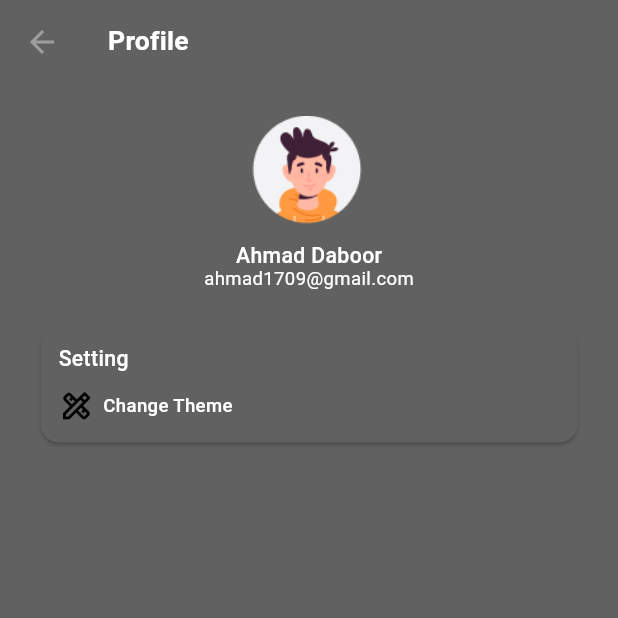
After one commit to abdulrhman225/Foodtik, a Flutter app: the SettingScreen screen opened directly, after a tap on "Change Theme", on a phone screen of 412 x 824 dp, the top half of it. The commit adds this screen. Run offline on Flutter 3.47's test engine with Material 3 defaults, Android fonts, the phone set to English and light mode, and no system bars; our stand-ins replace bloc, firebase_auth, firebase_core, flutter_bloc, flutter_credit_card, flutter_rating and 10 more; missing offline and left inert: flutter_facebook_auth; accounts and stored records are empty; generated files the repository leaves out were written again.

Commit message:
add the change button and save the theme on local database

```diff
--- /dev/null
+++ b/lib/controller/design_cubit/design_cubit.dart
@@ -0,0 +1,34 @@
+import 'package:bloc/bloc.dart';
+import 'package:meta/meta.dart';
+import 'package:shared_preferences/shared_preferences.dart';
+
+part 'design_state.dart';
+
+class DesignCubit extends Cubit<DesignState> {
+  DesignCubit() : super(DesignInitial());
+  bool isLightTheme = true;
+
+
+
+  changeTheme() async {
+    isLightTheme = ! isLightTheme;
+    SharedPreferences sharedPreferences = await SharedPreferences.getInstance();
+    if(isLightTheme) {
+      sharedPreferences.setString("theme", "light");
+    }else{
+      sharedPreferences.setString("theme", "dark");
+    }
+    emit(ChangeDesignState(isLightTheme: isLightTheme));
+  }
+
+  getSavedTheme({required String theme}){
+    if(theme == "light"){
+      isLightTheme = true;
+      emit(ChangeDesignState(isLightTheme: isLightTheme));
+    }
+    else{
+      isLightTheme = false;
+      emit(ChangeDesignState(isLightTheme: isLightTheme));
+    }
+  }
+}
--- /dev/null
+++ b/lib/controller/design_cubit/design_state.dart
@@ -0,0 +1,11 @@
+part of 'design_cubit.dart';
+
+@immutable
+sealed class DesignState {}
+
+final class DesignInitial extends DesignState {}
+final class ChangeDesignState extends DesignState {
+  final bool isLightTheme;
+
+  ChangeDesignState({required this.isLightTheme});
+}
--- a/lib/main.dart
+++ b/lib/main.dart
@@ -1,3 +1,4 @@
+import 'package:Foodtik/controller/design_cubit/design_cubit.dart';
 import 'package:Foodtik/controller/favorite_screen_cubit/favorite_screen_cubit.dart';
 import 'package:Foodtik/controller/home_screen_cubit/home_screen_cubit.dart';
 import 'package:Foodtik/controller/login_cubit/login_cubit.dart';
@@ -45,6 +46,9 @@ class MyApp extends StatelessWidget {
           BlocProvider(
             create: (context) => FavoriteScreenCubit(),
           ),
+          BlocProvider(
+            create: (context) => DesignCubit(),
+          ),
         ],
         child: ScreenUtilInit(
           designSize: const Size(430, 932),
@@ -52,6 +56,26 @@ class MyApp extends StatelessWidget {
           splitScreenMode: true,
           // Use builder only if you need to use library outside ScreenUtilInit context
           builder: (context, child) {
+            return BlocBuilder<DesignCubit, DesignState>(
+              builder: (context, state) {
+                if(state is ChangeDesignState){
+                  return MaterialApp(
+                    debugShowCheckedModeBanner: false,
+                    title: 'First Method',
+                    localizationsDelegates: const [
+                      AppLocalizations.delegate, // Add this line
+                      GlobalMaterialLocalizations.delegate,
+                      GlobalWidgetsLocalizations.delegate,
+                      GlobalCupertinoLocalizations.delegate,
+                    ],
+                    supportedLocales: const [
+                      Locale('en'), // English
+                      Locale('ar'), // Spanish
+                    ],
+                    theme: state.isLightTheme?CustomThemes().lightTheme:CustomThemes().darkTheme,
+                    home: child,
+                  );
+                }else{
                   return MaterialApp(
                     debugShowCheckedModeBanner: false,
                     title: 'First Method',
@@ -68,6 +92,9 @@ class MyApp extends StatelessWidget {
                     theme: CustomThemes().lightTheme,
                     home: child,
                   );
+                }
+              },
+            );
           },
           child: SplashScreen(),
         ));
--- a/lib/view/screen/profile_screen.dart
+++ b/lib/view/screen/profile_screen.dart
@@ -1,6 +1,7 @@
 import 'package:Foodtik/constant_colors.dart';
 import 'package:Foodtik/responsive.dart';
 import 'package:Foodtik/view/screen/change_personal_info_screen.dart';
+import 'package:Foodtik/view/screen/setting_screen.dart';
 import 'package:flutter/material.dart';
 import 'package:flutter_screenutil/flutter_screenutil.dart';
 
@@ -157,7 +158,11 @@ class _ProfileScreenState extends State<ProfileScreen> {
                       SizedBox(
                         height: responsiveHeight(context, 12),
                       ),
-                      Row(
+                      InkWell(
+                        onTap: (){
+                          Navigator.push(context, MaterialPageRoute(builder: (context) => SettingScreen(),));
+                        },
+                        child: Row(
                           children: [
                             Image.asset("assets/images/setting.png"),
                             SizedBox(
@@ -172,6 +177,7 @@ class _ProfileScreenState extends State<ProfileScreen> {
                               ),
                             ),
                           ],
+                        ),
                       ),
                     ],
                   ),
--- /dev/null
+++ b/lib/view/screen/setting_screen.dart
@@ -0,0 +1,111 @@
+import 'package:Foodtik/controller/design_cubit/design_cubit.dart';
+import 'package:flutter/material.dart';
+import 'package:flutter_bloc/flutter_bloc.dart';
+import 'package:flutter_screenutil/flutter_screenutil.dart';
+
+import '../../responsive.dart';
+import 'change_personal_info_screen.dart';
+
+class SettingScreen extends StatelessWidget {
+  const SettingScreen({super.key});
+
+  @override
+  Widget build(BuildContext context) {
+    return Scaffold(
+      backgroundColor: Theme.of(context).colorScheme.primary,
+      appBar: AppBar(
+        backgroundColor: Theme.of(context).colorScheme.primary,
+        title: Text(
+          "Profile",
+          style: TextStyle(
+            fontSize: 20.sp,
+            fontWeight: FontWeight.w600,
+            color: Theme.of(context).colorScheme.secondary,
+          ),
+        ),
+      ),
+      body: SingleChildScrollView(
+        child: Container(
+          width: double.infinity,
+          margin: EdgeInsets.symmetric(
+              horizontal: responsiveWidth(context, 24),
+              vertical: responsiveHeight(context, 24)),
+          child: Column(children: [
+            Container(
+              width: responsiveWidth(context, 84),
+              height: responsiveHeight(context, 84),
+              decoration: BoxDecoration(
+                  image: DecorationImage(
+                      image: AssetImage("assets/images/person.png"))),
+            ),
+            SizedBox(
+              height: responsiveHeight(context, 12),
+            ),
+            Text(
+              "Ahmad Daboor",
+              style: TextStyle(
+                fontSize: 16.sp,
+                fontWeight: FontWeight.w500,
+                color: Theme.of(context).colorScheme.secondary,
+              ),
+            ),
+            Text(
+              "ahmad1709@gmail.com",
+              style: TextStyle(
+                fontSize: 14.sp,
+                fontWeight: FontWeight.w400,
+                color: Theme.of(context).colorScheme.onSecondary,
+              ),
+            ),
+            SizedBox(
+              height: responsiveHeight(context, 24),
+            ),
+            Card(
+              color: Theme.of(context).colorScheme.primary,
+              child: Padding(
+                padding: EdgeInsets.all(12.0),
+                child: Column(
+                  crossAxisAlignment: CrossAxisAlignment.start,
+                  children: [
+                    Text(
+                      "Setting",
+                      style: TextStyle(
+                        fontSize: 16.sp,
+                        fontWeight: FontWeight.w500,
+                        color: Theme.of(context).colorScheme.secondary,
+                      ),
+                    ),
+                    SizedBox(
+                      height: responsiveHeight(context, 12),
+                    ),
+                    InkWell(
+                      onTap: () {
+                        context.read<DesignCubit>().changeTheme();
+                      },
+                      child: Row(
+                        children: [
+                          Icon(Icons.design_services_outlined , color: Colors.black,),
+                          SizedBox(
+                            width: responsiveWidth(context, 6),
+                          ),
+                          Text(
+                            "Change Theme",
+                            style: TextStyle(
+                              fontSize: 14.sp,
+                              fontWeight: FontWeight.w500,
+                              color: Theme.of(context).colorScheme.secondary,
+                            ),
+                          ),
+                        ],
+                      ),
+                    ),
+                  ],
+                ),
+              ),
+            ),
+          ]),
+        ),
+      ),
+    );
+  }
+}
--- a/lib/view/screen/splash_screen.dart
+++ b/lib/view/screen/splash_screen.dart
@@ -1,6 +1,8 @@
 import 'dart:async';
 
+import 'package:Foodtik/controller/design_cubit/design_cubit.dart';
 import 'package:flutter/material.dart';
+import 'package:flutter_bloc/flutter_bloc.dart';
 import 'package:flutter_screenutil/flutter_screenutil.dart';
 import 'package:shared_preferences/shared_preferences.dart';
 import 'package:Foodtik/constant_colors.dart';
@@ -16,12 +18,21 @@ class SplashScreen extends StatefulWidget {
 }
 
 class _SplashScreenState extends State<SplashScreen> {
+
+  getSavedTheme() async {
+    SharedPreferences sharedPreferences = await SharedPreferences.getInstance();
+    String theme = sharedPreferences.getString("theme")??"light";
+    context.read<DesignCubit>().getSavedTheme(theme: theme);
+  }
+
   @override
   void initState() {
     super.initState();
     Timer(Duration(seconds: 2), () {
       checkIfIHaveToGoToWelcomeScreens();
     },);
+
+    getSavedTheme();
   }
 
   checkIfIHaveToGoToWelcomeScreens() async{
```
Lines whose indentation alone changed are shown as unchanged.
